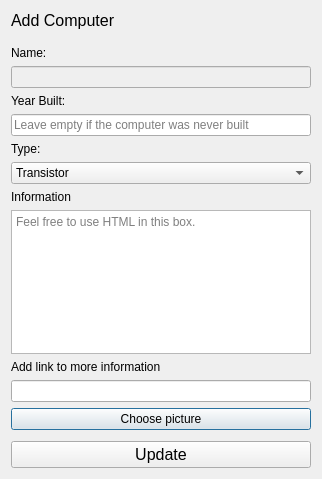
First picture: the form in updatecomputerwindow.ui, repository athenabjorg/sacr, before the edit.
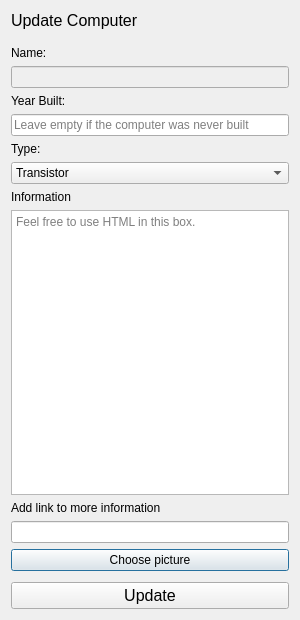
Second picture: the form after the edit. Icons and pictures are not drawn.

```diff
--- a/updatecomputerwindow.ui
+++ b/updatecomputerwindow.ui
@@ -6,8 +6,8 @@
    <rect>
     <x>0</x>
     <y>0</y>
-    <width>322</width>
-    <height>479</height>
+    <width>300</width>
+    <height>620</height>
    </rect>
   </property>
   <property name="windowTitle">
@@ -26,7 +26,7 @@
       </font>
      </property>
      <property name="text">
-      <string>Add Computer</string>
+      <string>Update Computer</string>
      </property>
     </widget>
    </item>
```
Left out of the diff: 2 changed lines with no effect on the pictures.
